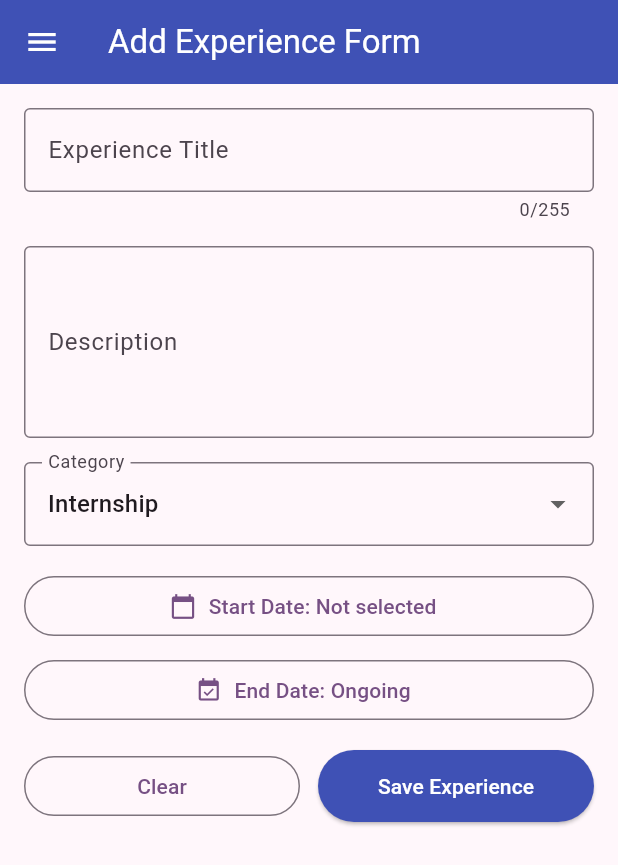
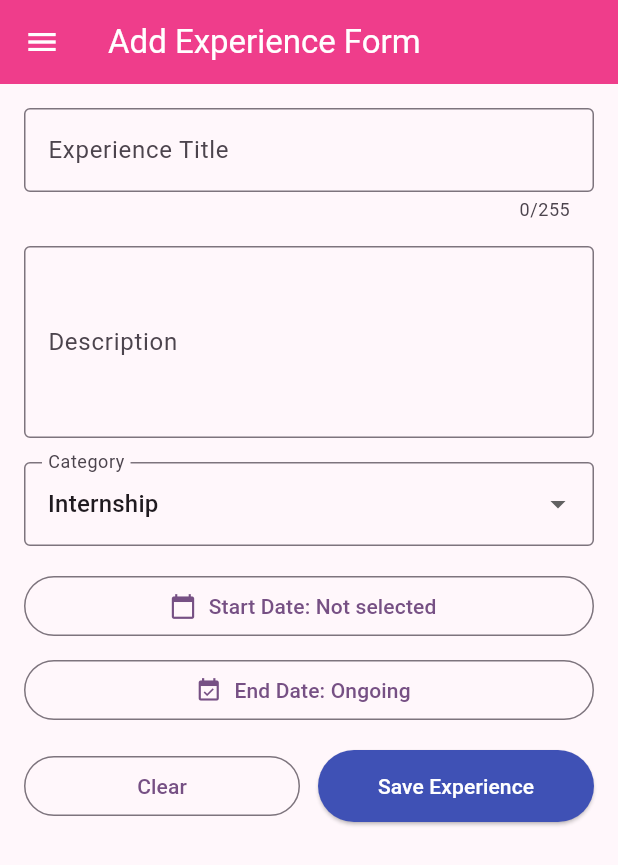
Before and after one commit to nowuqse/myportofolio_mobile, a Flutter app: the screen it shows after launch, in the side drawer, after a tap on "Add Project", on a phone screen of 412 x 824 dp. Shown: the top 865 px of the screen. Run offline on Flutter 3.47's test engine with Material 3 defaults, Android fonts, the phone set to English and light mode, and no system bars.

Commit message:
style: enhance UI with custom gradients and borders

```diff
--- a/lib/screens/experience_form.dart
+++ b/lib/screens/experience_form.dart
@@ -99,7 +99,7 @@ class _ExperienceFormPageState extends State<ExperienceFormPage> {
     return Scaffold(
       appBar: AppBar(
         title: const Text('Add Experience Form'),
-        backgroundColor: Colors.indigo,
+        backgroundColor:  Color(0xFFEF3D8B),
         foregroundColor: Colors.white,
       ),
       drawer: const LeftDrawer(),
--- a/lib/screens/menu.dart
+++ b/lib/screens/menu.dart
@@ -1,6 +1,7 @@
 import 'package:flutter/material.dart';
 import 'package:myportofolio_mobile/widgets/left_drawer.dart';
 import 'package:myportofolio_mobile/widgets/project_card.dart';
+import 'package:myportofolio_mobile/theme/app_theme.dart';
 
 class MyHomePage extends StatelessWidget {
   const MyHomePage({super.key});
@@ -10,9 +11,10 @@ class MyHomePage extends StatelessWidget {
   final String kelas = "PBP C";
 
   final List<ItemHomepage> items = const [
-    ItemHomepage("View Projects", Icons.folder, Colors.pinkAccent),
-    ItemHomepage("Add Project", Icons.add_circle, Colors.blueAccent),
-    ItemHomepage("Add Experience", Icons.work_outline, Colors.teal),
+    ItemHomepage("View Projects", Icons.folder, AppTheme.yellowGradient,Color(0xFFD4A017)),
+    ItemHomepage("View Experiences", Icons.work_outline, AppTheme.purpleGradient,Color(0xFF7B1FA2)),
+    ItemHomepage("Add Project", Icons.add_circle, AppTheme.blueGradient,Color(0xFF1E88E5)),
+    ItemHomepage("Add Experience", Icons.add_circle, AppTheme.greenGradient,Color(0xFF689F38)),
   ];
 
   @override
@@ -23,7 +25,7 @@ class MyHomePage extends StatelessWidget {
           'MyPortfolio',
           style: TextStyle(color: Colors.white, fontWeight: FontWeight.bold),
         ),
-        backgroundColor: Theme.of(context).colorScheme.primary,
+        backgroundColor: Color(0xFFEF3D8B),
         iconTheme: const IconThemeData(color: Colors.white),
       ),
       drawer: const LeftDrawer(),
@@ -62,7 +64,7 @@ class MyHomePage extends StatelessWidget {
                 padding: const EdgeInsets.all(20),
                 crossAxisSpacing: 10,
                 mainAxisSpacing: 10,
-                crossAxisCount: 3,
+                crossAxisCount: 4,
                 shrinkWrap: true,
                 children: items.map((item) => ItemCard(item)).toList(),
               ),
--- a/lib/screens/project_form.dart
+++ b/lib/screens/project_form.dart
@@ -1,5 +1,6 @@
 import 'package:flutter/material.dart';
 import 'package:myportofolio_mobile/widgets/left_drawer.dart';
+
 
 class ProjectFormPage extends StatefulWidget {
   const ProjectFormPage({super.key});
@@ -108,7 +109,7 @@ class _ProjectFormPageState extends State<ProjectFormPage> {
     return Scaffold(
       appBar: AppBar(
         title: const Text('Add Project Form'),
-        backgroundColor: Colors.indigo,
+        backgroundColor: Color(0xFFEF3D8B),
         foregroundColor: Colors.white,
       ),
       drawer: const LeftDrawer(),
--- a/lib/widgets/left_drawer.dart
+++ b/lib/widgets/left_drawer.dart
@@ -46,7 +46,7 @@ class LeftDrawer extends StatelessWidget {
         padding: EdgeInsets.zero,
         children: [
           const DrawerHeader(
-            decoration: BoxDecoration(color: Colors.indigo),
+            decoration: BoxDecoration(color: Color(0xFFEF3D8B)),
             child: Column(
               crossAxisAlignment: CrossAxisAlignment.start,
               children: [
--- a/lib/widgets/project_card.dart
+++ b/lib/widgets/project_card.dart
@@ -5,9 +5,10 @@ import 'package:myportofolio_mobile/screens/project_form.dart';
 class ItemHomepage {
   final String name;
   final IconData icon;
-  final Color color;
+  final LinearGradient gradient;
+  final Color border;
 
-  const ItemHomepage(this.name, this.icon, this.color);
+  const ItemHomepage(this.name, this.icon, this.gradient, this.border);
 }
 
 class ItemCard extends StatelessWidget {
@@ -18,14 +19,25 @@ class ItemCard extends StatelessWidget {
   @override
   Widget build(BuildContext context) {
     return Material(
-      color: item.color,
+      color: Colors.transparent,
       borderRadius: BorderRadius.circular(12),
+      child: Ink(
+        decoration: BoxDecoration(
+          gradient: item.gradient,
+          borderRadius: BorderRadius.circular(12),
+          border: Border.all(
+            color: item.border,
+            width: 1.5,
+          ),
+        ),
         child: InkWell(
           onTap: () {
             if (item.name == "Add Project") {
               Navigator.push(
                 context,
-              MaterialPageRoute(builder: (context) => const ProjectFormPage()),
+                MaterialPageRoute(
+                  builder: (context) => const ProjectFormPage(),
+                ),
               );
             } else if (item.name == "Add Experience") {
               Navigator.push(
@@ -43,14 +55,18 @@ class ItemCard extends StatelessWidget {
               child: Column(
                 mainAxisAlignment: MainAxisAlignment.center,
                 children: [
-                Icon(item.icon, color: Colors.white, size: 30.0),
+                  Icon(item.icon, color: Colors.black87, size: 30.0),
                   const Padding(padding: EdgeInsets.all(3)),
                   Text(
                     item.name,
                     textAlign: TextAlign.center,
-                  style: const TextStyle(color: Colors.white),
+                    style: const TextStyle(
+                      color: Colors.black87,
+                      fontWeight: FontWeight.w500,
+                    ),
                   ),
                 ],
+              ),
             ),
           ),
         ),
```
Also changed, not shown: lib/theme/app_theme.dart (added, +53 -0 lines). Lines whose indentation alone changed are shown as unchanged.
